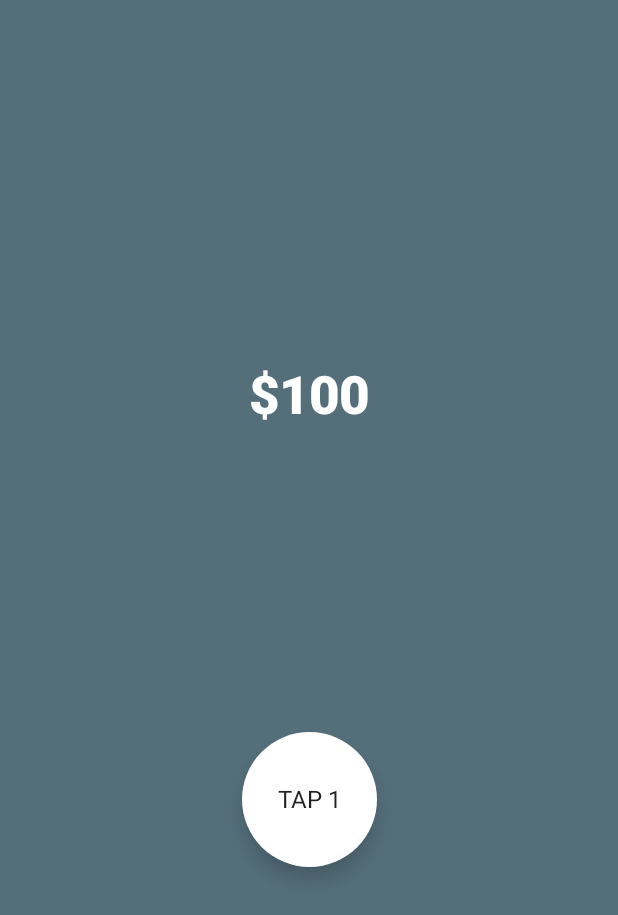
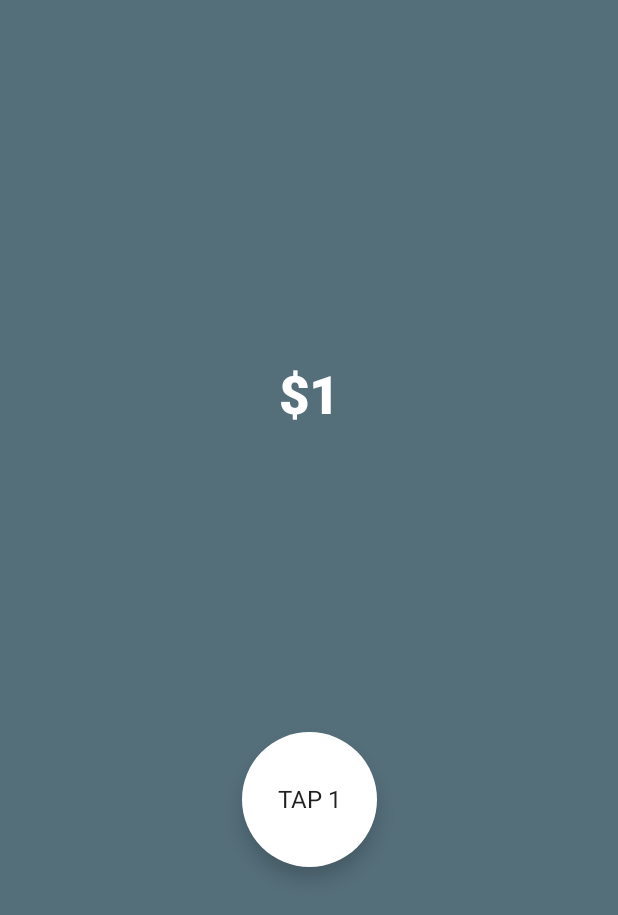
Before and after one commit to arpit999/ComposeDemo, an Android app built with Jetpack Compose: the screen it shows after launch (MainActivity), after a tap on an icon or button, on a phone screen of 412 x 824 dp. Shown: the top 915 px of the screen. Run offline under Robolectric (Android 15) with nearby library versions, the phone set to English and light mode, and no system bars.

Commit message:
Intro App: - Circle button and click listener. - Add Space between two compose - Passing value from top function because Text we need to update is belong to that function and we have update logic in onclick of circle button. Note: Passing two argument 1) variable and second lambda to update value. Getting event from button and recompose text on value update.

```diff
--- a/app/src/main/java/com/hometech/composedemo/MainActivity.kt
+++ b/app/src/main/java/com/hometech/composedemo/MainActivity.kt
@@ -31,6 +31,11 @@ class MainActivity : ComponentActivity() {
 
     @Composable
     fun MyApp() {
+
+        val moneyCounter = remember {
+            mutableStateOf(0)
+        }
+
         Surface(
             modifier = Modifier
                 .fillMaxWidth()
@@ -44,7 +49,7 @@ class MainActivity : ComponentActivity() {
             ) {
 
                 Text(
-                    text = "$100",
+                    text = "$${moneyCounter.value}",
                     style = TextStyle(
                         color = Color.White,
                         fontWeight = FontWeight.ExtraBold,
@@ -53,33 +58,29 @@ class MainActivity : ComponentActivity() {
                 )
 
                 Spacer(modifier = Modifier.height(200.dp))
-                CreateCircle()
+                CreateCircle(moneyCounter = moneyCounter.value) { newValue ->
+                    moneyCounter.value = newValue
+                }
             }
 
         }
     }
 
 
-    @Preview
+    //    @Preview
     @Composable
-    fun CreateCircle() {
-        var moneyCounter by remember {
-            mutableStateOf(0)
-        }
+    fun CreateCircle(moneyCounter: Int = 0, updateMoneyCounter: (Int) -> Unit) {
         Card(
             modifier = Modifier
                 .padding(3.dp)
                 .size(90.dp),
-            shape = CircleShape,
-            elevation = 8.dp
+            shape = CircleShape, elevation = 8.dp
         ) {
-
             Box(
-                contentAlignment = Alignment.Center,
-                modifier = Modifier.clickable {
-                    moneyCounter += 1
-                    Log.d("MainActivity", "CreateCircle: click")
-                }) {
+                contentAlignment = Alignment.Center, modifier = Modifier.clickable {
+                    updateMoneyCounter(moneyCounter + 1)
+                }
+            ) {
 
                 Text(text = "TAP $moneyCounter")
             }
```
